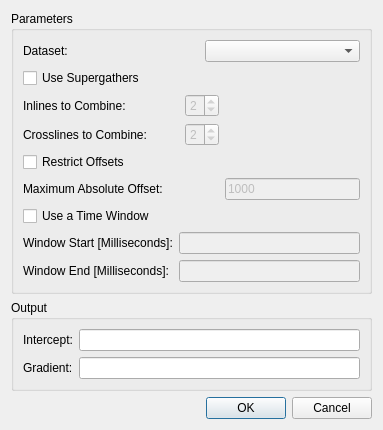
Before: the Qt Designer form ProzessUI/interceptgradientvolumedialog.ui in fsoos74/su, drawn with Qt 5.
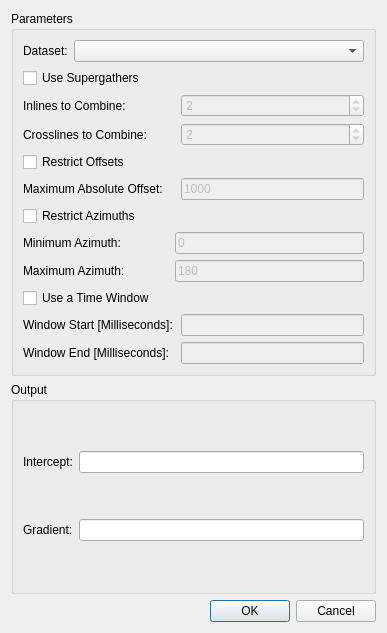
After: the same form once the commit is applied. Icons and pictures are not drawn.

Commit message: Added azimuth selection

The edit to the form file:
```diff
--- a/ProzessUI/interceptgradientvolumedialog.ui
+++ b/ProzessUI/interceptgradientvolumedialog.ui
@@ -6,8 +6,8 @@
    <rect>
     <x>0</x>
     <y>0</y>
-    <width>383</width>
-    <height>426</height>
+    <width>387</width>
+    <height>633</height>
    </rect>
   </property>
   <property name="windowTitle">
@@ -20,17 +20,28 @@
       <string>Parameters</string>
      </property>
      <layout class="QGridLayout" name="gridLayout_2">
-      <item row="0" column="0">
-       <widget class="QLabel" name="label">
-        <property name="text">
-         <string>Dataset:</string>
-        </property>
-       </widget>
+      <item row="0" column="0" colspan="3">
+       <layout class="QHBoxLayout" name="horizontalLayout">
+        <item>
+         <widget class="QLabel" name="label">
+          <property name="text">
+           <string>Dataset:</string>
+          </property>
+         </widget>
+        </item>
+        <item>
+         <widget class="QComboBox" name="cbDataset">
+          <property name="sizePolicy">
+           <sizepolicy hsizetype="Expanding" vsizetype="Fixed">
+            <horstretch>0</horstretch>
+            <verstretch>0</verstretch>
+           </sizepolicy>
+          </property>
+         </widget>
+        </item>
+       </layout>
       </item>
-      <item row="0" column="3" colspan="2">
-       <widget class="QComboBox" name="cbDataset"/>
-      </item>
-      <item row="1" column="0" colspan="2">
+      <item row="1" column="0">
        <widget class="QCheckBox" name="cbSuperGather">
         <property name="text">
          <string>Use Supergathers</string>
@@ -44,7 +55,7 @@
         </property>
        </widget>
       </item>
-      <item row="2" column="2" colspan="2">
+      <item row="2" column="2">
        <widget class="QSpinBox" name="sbInlines">
         <property name="enabled">
          <bool>false</bool>
@@ -60,14 +71,14 @@
         </property>
        </widget>
       </item>
-      <item row="3" column="0" colspan="2">
+      <item row="3" column="0">
        <widget class="QLabel" name="label_9">
         <property name="text">
          <string>Crosslines to Combine:</string>
         </property>
        </widget>
       </item>
-      <item row="3" column="2" colspan="2">
+      <item row="3" column="2">
        <widget class="QSpinBox" name="sbCrosslines">
         <property name="enabled">
          <bool>false</bool>
@@ -93,14 +104,14 @@
         </property>
        </widget>
       </item>
-      <item row="5" column="0" colspan="3">
+      <item row="5" column="0">
        <widget class="QLabel" name="label_8">
         <property name="text">
          <string>Maximum Absolute Offset:</string>
         </property>
        </widget>
       </item>
-      <item row="5" column="4">
+      <item row="5" column="2">
        <widget class="QLineEdit" name="leMaxOffset">
         <property name="enabled">
          <bool>false</bool>
@@ -111,34 +122,75 @@
        </widget>
       </item>
       <item row="6" column="0">
+       <widget class="QCheckBox" name="cbRestrictAzimuth">
+        <property name="text">
+         <string>Restrict Azimuths</string>
+        </property>
+       </widget>
+      </item>
+      <item row="7" column="0">
+       <widget class="QLabel" name="label_23">
+        <property name="text">
+         <string>Minimum Azimuth:</string>
+        </property>
+       </widget>
+      </item>
+      <item row="7" column="1" colspan="2">
+       <widget class="QLineEdit" name="leMinAzimuth">
+        <property name="enabled">
+         <bool>false</bool>
+        </property>
+        <property name="text">
+         <string>0</string>
+        </property>
+       </widget>
+      </item>
+      <item row="8" column="0">
+       <widget class="QLabel" name="label_24">
+        <property name="text">
+         <string>Maximum Azimuth:</string>
+        </property>
+       </widget>
+      </item>
+      <item row="8" column="1" colspan="2">
+       <widget class="QLineEdit" name="leMaxAzimuth">
+        <property name="enabled">
+         <bool>false</bool>
+        </property>
+        <property name="text">
+         <string>180</string>
+        </property>
+       </widget>
+      </item>
+      <item row="9" column="0">
        <widget class="QCheckBox" name="cbTimeWindow">
         <property name="text">
          <string>Use a Time Window</string>
         </property>
        </widget>
       </item>
-      <item row="7" column="0">
+      <item row="10" column="0" colspan="2">
        <widget class="QLabel" name="label_2">
         <property name="text">
          <string>Window Start [Milliseconds]:</string>
         </property>
        </widget>
       </item>
-      <item row="7" column="1" colspan="4">
+      <item row="10" column="2">
        <widget class="QLineEdit" name="leWindowStart">
         <property name="enabled">
          <bool>false</bool>
         </property>
        </widget>
       </item>
-      <item row="8" column="0">
+      <item row="11" column="0">
        <widget class="QLabel" name="label_6">
         <property name="text">
          <string>Window End [Milliseconds]:</string>
         </property>
        </widget>
       </item>
-      <item row="8" column="1" colspan="4">
+      <item row="11" column="2">
        <widget class="QLineEdit" name="leWindowEnd">
         <property name="enabled">
          <bool>false</bool>
```
Left out of the diff: 58 changed lines with no effect on the pictures. The commit also changes 16 other files.
